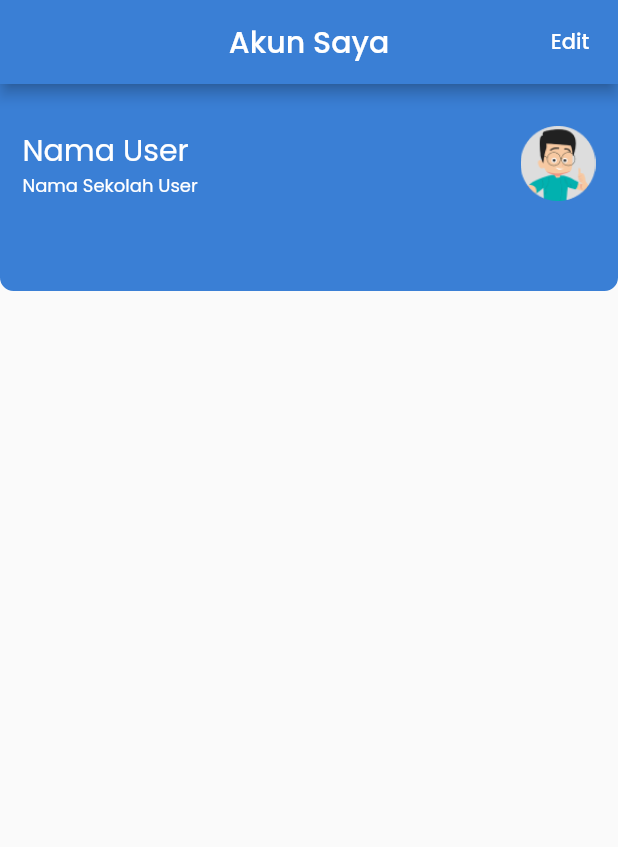
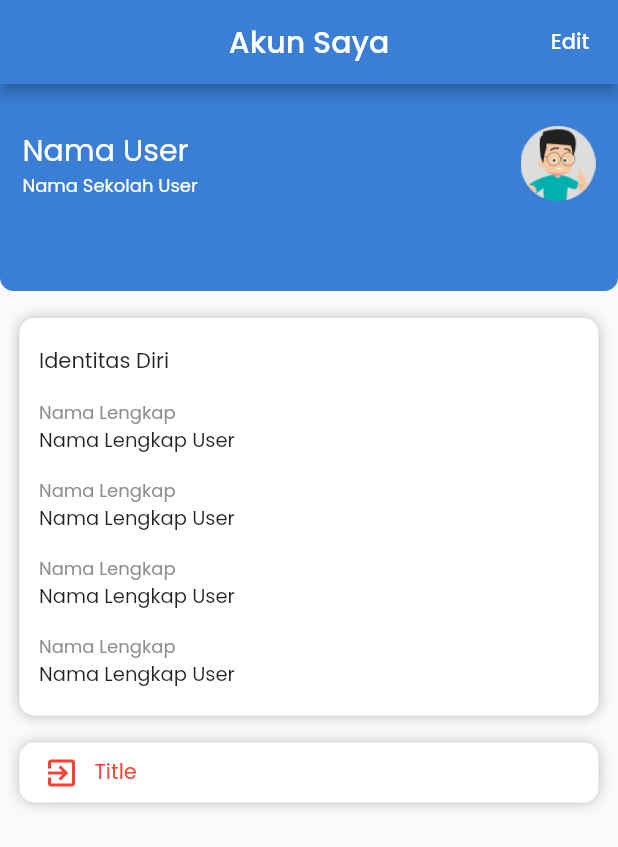
Before and after one commit to robbytrujillo/Edspert_Latihan_Soal, a Flutter app: the ProfilePage screen opened directly, on a phone screen of 412 x 824 dp. Shown: the top 847 px of the screen. Run offline on Flutter 3.47's test engine with Material 2 defaults, Android fonts, the phone set to English and light mode, and no system bars; our stand-ins replace google_fonts; missing offline and left inert: dart:html.

Commit message:
Halaman Profile

```diff
--- a/lib/view/main/profile/profile_page.dart
+++ b/lib/view/main/profile/profile_page.dart
@@ -72,7 +72,129 @@ class _ProfilePageState extends State<ProfilePage> {
                 ),
               ],
             ),
-          )
+          ),
+          //SizedBox(height: 15),
+          Container(
+            width: double.infinity,
+            decoration: BoxDecoration(
+              color: Colors.white,
+              borderRadius: BorderRadius.circular(10),
+              boxShadow: [
+                BoxShadow(
+                  blurRadius: 7,
+                  color: Colors.black.withOpacity(0.25),
+                )
+              ],
+            ),
+            margin: EdgeInsets.symmetric(
+              vertical: 18,
+              horizontal: 13,
+            ),
+            padding: EdgeInsets.symmetric(
+              vertical: 18,
+              horizontal: 13,
+            ),
+            child:
+                Column(crossAxisAlignment: CrossAxisAlignment.start, children: [
+              Text("Identitas Diri"),
+              SizedBox(height: 15),
+              Text(
+                "Nama Lengkap",
+                style: TextStyle(
+                  color: R.colors.greySubtitleHome,
+                  fontSize: 12,
+                ),
+              ),
+              Text(
+                "Nama Lengkap User",
+                style: TextStyle(
+                  //color: R.colors.greySubtitleHome,
+                  fontSize: 13,
+                ),
+              ),
+              SizedBox(height: 15),
+              Text(
+                "Nama Lengkap",
+                style: TextStyle(
+                  color: R.colors.greySubtitleHome,
+                  fontSize: 12,
+                ),
+              ),
+              Text(
+                "Nama Lengkap User",
+                style: TextStyle(
+                  //color: R.colors.greySubtitleHome,
+                  fontSize: 13,
+                ),
+              ),
+              SizedBox(height: 15),
+              Text(
+                "Nama Lengkap",
+                style: TextStyle(
+                  color: R.colors.greySubtitleHome,
+                  fontSize: 12,
+                ),
+              ),
+              Text(
+                "Nama Lengkap User",
+                style: TextStyle(
+                  //color: R.colors.greySubtitleHome,
+                  fontSize: 13,
+                ),
+              ),
+              SizedBox(height: 15),
+              Text(
+                "Nama Lengkap",
+                style: TextStyle(
+                  color: R.colors.greySubtitleHome,
+                  fontSize: 12,
+                ),
+              ),
+              Text(
+                "Nama Lengkap User",
+                style: TextStyle(
+                  //color: R.colors.greySubtitleHome,
+                  fontSize: 13,
+                ),
+              ),
+            ]),
+          ),
+          Container(
+            margin: EdgeInsets.symmetric(
+              horizontal: 13,
+            ),
+            padding: EdgeInsets.symmetric(horizontal: 16, vertical: 8),
+            decoration: BoxDecoration(
+              color: Colors.white,
+              borderRadius: BorderRadius.circular(10),
+              boxShadow: [
+                BoxShadow(
+                  blurRadius: 7,
+                  color: Colors.black.withOpacity(0.25),
+                )
+              ],
+            ),
+            child: Row(
+              children: [
+                Icon(
+                  Icons.exit_to_app,
+                  color: Colors.red,
+                ),
+                SizedBox(width: 10),
+                Text(
+                  "Title",
+                  style: TextStyle(
+                    color: Colors.red,
+                    //fontSize: 12,
+                  ),
+                ),
+              ],
+              // leading: Icon(
+              //   Icons.exit_to_app,
+              //   color: Colors.red,
+              // ),
+            ),
+          ),
         ],
       ),
     );
```
